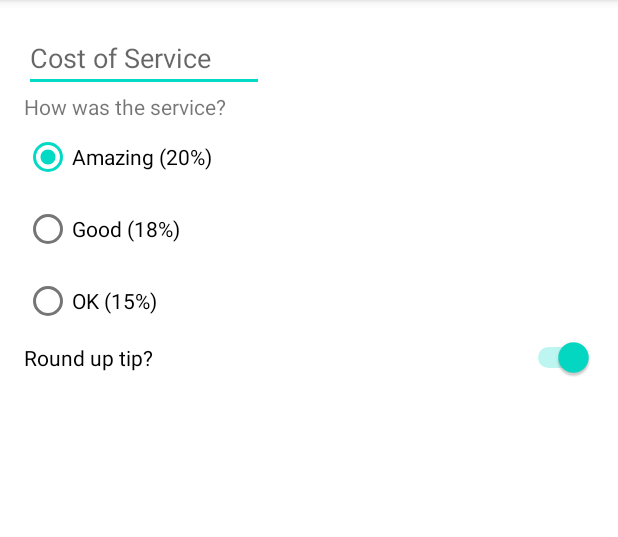
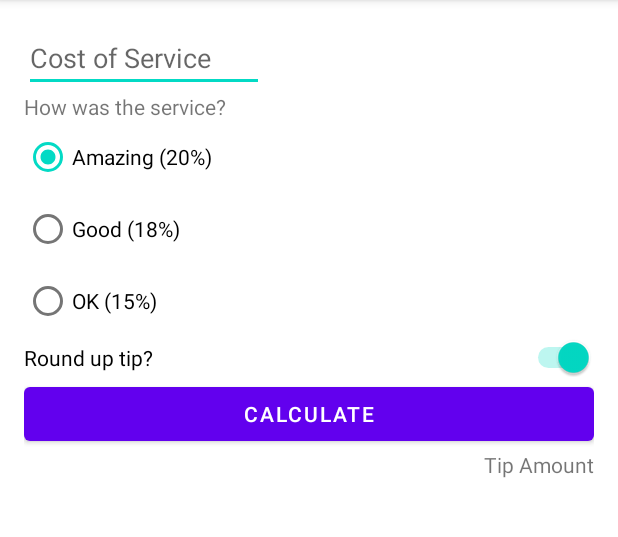
Before and after one commit to dijoncavalcante/tip-time, an Android app: the screen it shows after launch (MainActivity), on a phone screen of 412 x 824 dp, the part 84-621 px from its top. Run offline under Robolectric (Android 15) with nearby library versions, the phone set to English and light mode, and no system bars.

Commit message:
Add a button and textview

```diff
--- a/app/src/main/res/layout/activity_main.xml
+++ b/app/src/main/res/layout/activity_main.xml
@@ -63,4 +63,21 @@
         app:layout_constraintStart_toStartOf="parent"
         app:layout_constraintTop_toBottomOf="@id/tip_options" />
 
+    <Button
+        android:id="@+id/calculate_button"
+        android:layout_width="0dp"
+        android:layout_height="wrap_content"
+        android:text="Calculate"
+        app:layout_constraintEnd_toEndOf="parent"
+        app:layout_constraintStart_toStartOf="parent"
+        app:layout_constraintTop_toBottomOf="@id/round_up_switch" />
+
+    <TextView
+        android:id="@+id/tip_result"
+        android:layout_width="wrap_content"
+        android:layout_height="wrap_content"
+        android:text="Tip Amount"
+        app:layout_constraintEnd_toEndOf="parent"
+        app:layout_constraintTop_toBottomOf="@id/calculate_button" />
+
 </androidx.constraintlayout.widget.ConstraintLayout>
```
